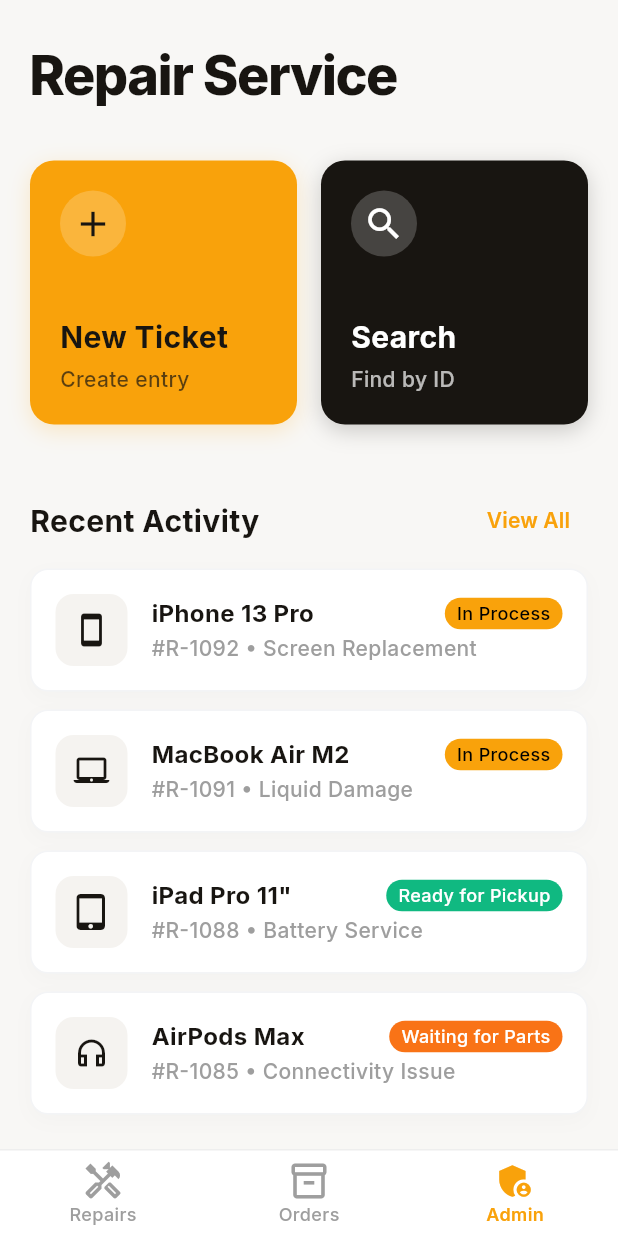
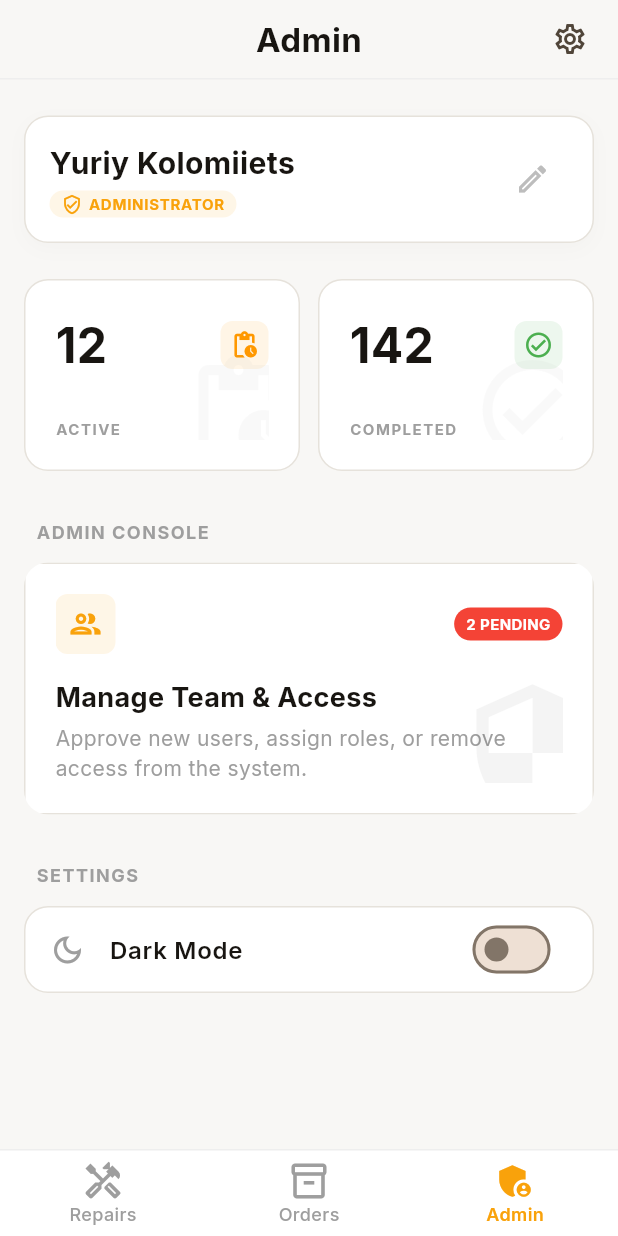
Before and after one commit to Gt710/lionstore-frontend, a Flutter app: the screen it shows after launch, item 3 of the bottom bar chosen, on a phone screen of 412 x 824 dp. Run offline on Flutter 3.47's test engine with Material 3 defaults, Android fonts, the phone set to English and light mode, and no system bars; our stand-ins replace google_fonts.

Commit message:
Add Admin Page and fix some design in dark theme

```diff
--- /dev/null
+++ b/lib/presentation/pages/admin_profile_page.dart
@@ -0,0 +1,413 @@
+import 'package:flutter/material.dart';
+import '../../core/theme/app_theme.dart';
+
+class AdminProfilePage extends StatelessWidget {
+  const AdminProfilePage({super.key});
+
+  @override
+  Widget build(BuildContext context) {
+    final isDark = Theme.of(context).brightness == Brightness.dark;
+
+    return Scaffold(
+      backgroundColor: isDark
+          ? AppColors.backgroundDark
+          : AppColors.backgroundLight,
+      body: SafeArea(
+        child: Column(
+          children: [
+            _buildAppBar(context, isDark),
+            Expanded(
+              child: SingleChildScrollView(
+                padding: const EdgeInsets.only(bottom: 24),
+                child: Column(
+                  children: [
+                    _buildProfileHeaderCard(isDark),
+                    _buildStatsGrid(isDark),
+                    _buildAdminConsoleCard(isDark),
+                    _buildSettingsSection(isDark),
+                  ],
+                ),
+              ),
+            ),
+          ],
+        ),
+      ),
+    );
+  }
+
+  Widget _buildAppBar(BuildContext context, bool isDark) {
+    return Container(
+      padding: const EdgeInsets.symmetric(horizontal: 8, vertical: 2),
+      decoration: BoxDecoration(
+        color: isDark
+            ? AppColors.backgroundDark.withValues(alpha: 0.95)
+            : AppColors.backgroundLight.withValues(alpha: 0.95),
+        border: Border(
+          bottom: BorderSide(
+            color: isDark
+                ? Colors.white.withValues(alpha: 0.05)
+                : Colors.grey[200]!,
+          ),
+        ),
+      ),
+      child: Stack(
+        alignment: Alignment.center,
+        children: [
+          const Text(
+            'Admin',
+            style: TextStyle(fontSize: 22, fontWeight: FontWeight.bold),
+          ),
+          Align(
+            alignment: Alignment.centerRight,
+            child: IconButton(
+              onPressed: () {},
+              icon: const Icon(Icons.settings_outlined),
+              style: IconButton.styleFrom(
+                highlightColor: isDark
+                    ? Colors.white.withValues(alpha: 0.1)
+                    : Colors.black.withValues(alpha: 0.05),
+              ),
+            ),
+          ),
+        ],
+      ),
+    );
+  }
+
+  Widget _buildProfileHeaderCard(bool isDark) {
+    return Padding(
+      padding: const EdgeInsets.symmetric(horizontal: 16, vertical: 24),
+      child: Container(
+        padding: const EdgeInsets.all(16),
+        decoration: BoxDecoration(
+          color: isDark ? AppColors.surfaceDark : AppColors.surfaceLight,
+          borderRadius: BorderRadius.circular(16),
+          border: Border.all(
+            color: isDark
+                ? Colors.white.withValues(alpha: 0.05)
+                : const Color(0xFFE6E2DB),
+          ),
+          boxShadow: [
+            if (!isDark)
+              BoxShadow(
+                color: Colors.black.withValues(alpha: 0.02),
+                blurRadius: 10,
+                offset: const Offset(0, 4),
+              ),
+          ],
+        ),
+        child: Row(
+          mainAxisAlignment: MainAxisAlignment.spaceBetween,
+          children: [
+            Column(
+              crossAxisAlignment: CrossAxisAlignment.start,
+              children: [
+                Text(
+                  'Yuriy Kolomiiets',
+                  style: TextStyle(
+                    fontSize: 20,
+                    fontWeight: FontWeight.bold,
+                    color: isDark ? AppColors.textDark : AppColors.textLight,
+                  ),
+                ),
+                const SizedBox(height: 4),
+                Container(
+                  padding: const EdgeInsets.symmetric(
+                    horizontal: 8,
+                    vertical: 2,
+                  ),
+                  decoration: BoxDecoration(
+                    color: AppColors.primary.withValues(alpha: 0.1),
+                    borderRadius: BorderRadius.circular(999),
+                  ),
+                  child: const Row(
+                    mainAxisSize: MainAxisSize.min,
+                    children: [
+                      Icon(
+                        Icons.verified_user_outlined,
+                        size: 14,
+                        color: AppColors.primary,
+                      ),
+                      SizedBox(width: 4),
+                      Text(
+                        'ADMINISTRATOR',
+                        style: TextStyle(
+                          color: AppColors.primary,
+                          fontSize: 10,
+                          fontWeight: FontWeight.bold,
+                          letterSpacing: 0.5,
+                        ),
+                      ),
+                    ],
+                  ),
+                ),
+              ],
+            ),
+            IconButton(
+              icon: Icon(Icons.edit_outlined, color: Colors.grey[400]),
+              onPressed: () {},
+            ),
+          ],
+        ),
+      ),
+    );
+  }
+
+  Widget _buildStatsGrid(bool isDark) {
+    return Padding(
+      padding: const EdgeInsets.symmetric(horizontal: 16),
+      child: Row(
+        children: [
+          Expanded(
+            child: _buildStatCard(
+              isDark,
+              count: '12',
+              label: 'ACTIVE',
+              icon: Icons.pending_actions,
+              iconColor: Colors.orange,
+              iconBg: Colors.orange.withValues(alpha: 0.1),
+            ),
+          ),
+          const SizedBox(width: 12),
+          Expanded(
+            child: _buildStatCard(
+              isDark,
+              count: '142',
+              label: 'COMPLETED',
+              icon: Icons.check_circle_outlined,
+              iconColor: Colors.green,
+              iconBg: Colors.green.withValues(alpha: 0.1),
+            ),
+          ),
+        ],
+      ),
+    );
+  }
+
+  Widget _buildStatCard(
+    bool isDark, {
+    required String count,
+    required String label,
+    required IconData icon,
+    required Color iconColor,
+    required Color iconBg,
+  }) {
+    return Container(
+      height: 128,
+      padding: const EdgeInsets.all(20),
+      decoration: BoxDecoration(
+        color: isDark ? AppColors.surfaceDark : AppColors.surfaceLight,
+        borderRadius: BorderRadius.circular(16),
+        border: Border.all(
+          color: isDark
+              ? Colors.white.withValues(alpha: 0.05)
+              : const Color(0xFFE6E2DB),
+        ),
+      ),
+      child: Stack(
+        children: [
+          Column(
+            crossAxisAlignment: CrossAxisAlignment.start,
+            mainAxisAlignment: MainAxisAlignment.spaceBetween,
+            children: [
+              Row(
+                mainAxisAlignment: MainAxisAlignment.spaceBetween,
+                children: [
+                  Text(
+                    count,
+                    style: TextStyle(
+                      fontSize: 32,
+                      fontWeight: FontWeight.bold,
+                      color: isDark ? AppColors.textDark : AppColors.textLight,
+                    ),
+                  ),
+                  Container(
+                    padding: const EdgeInsets.all(6),
+                    decoration: BoxDecoration(
+                      color: iconBg,
+                      borderRadius: BorderRadius.circular(8),
+                    ),
+                    child: Icon(icon, color: iconColor, size: 20),
+                  ),
+                ],
+              ),
+              Text(
+                label,
+                style: TextStyle(
+                  fontSize: 10,
+                  fontWeight: FontWeight.bold,
+                  color: Colors.grey[500],
+                  letterSpacing: 1,
+                ),
+              ),
+            ],
+          ),
+          Positioned(
+            right: -20,
+            bottom: -20,
+            child: Opacity(
+              opacity: 0.05,
+              child: Icon(icon, size: 80, color: Colors.grey),
+            ),
+          ),
+        ],
+      ),
+    );
+  }
+
+  Widget _buildAdminConsoleCard(bool isDark) {
+    return Padding(
+      padding: const EdgeInsets.fromLTRB(16, 32, 16, 0),
+      child: Column(
+        crossAxisAlignment: CrossAxisAlignment.start,
+        children: [
+          Padding(
+            padding: const EdgeInsets.only(left: 8, bottom: 12),
+            child: Text(
+              'ADMIN CONSOLE',
+              style: TextStyle(
+                fontSize: 12,
+                fontWeight: FontWeight.bold,
+                color: Colors.grey[500],
+                letterSpacing: 1,
+              ),
+            ),
+          ),
+          ClipRRect(
+            borderRadius: BorderRadius.circular(16),
+            child: Container(
+              padding: const EdgeInsets.all(20),
+              decoration: BoxDecoration(
+                color: isDark ? AppColors.surfaceDark : AppColors.surfaceLight,
+                border: Border.all(
+                  color: isDark
+                      ? Colors.white.withValues(alpha: 0.05)
+                      : const Color(0xFFE6E2DB),
+                ),
+              ),
+              child: Stack(
+                children: [
+                  Positioned(
+                    left: -20,
+                    top: -20,
+                    bottom: -20,
+                    child: Container(width: 4, color: AppColors.primary),
+                  ),
+                  Column(
+                    crossAxisAlignment: CrossAxisAlignment.start,
+                    children: [
+                      Row(
+                        mainAxisAlignment: MainAxisAlignment.spaceBetween,
+                        children: [
+                          Container(
+                            padding: const EdgeInsets.all(8),
+                            decoration: BoxDecoration(
+                              color: AppColors.primary.withValues(alpha: 0.1),
+                              borderRadius: BorderRadius.circular(8),
+                            ),
+                            child: const Icon(
+                              Icons.group_outlined,
+                              color: AppColors.primary,
+                            ),
+                          ),
+                          Container(
+                            padding: const EdgeInsets.symmetric(
+                              horizontal: 8,
+                              vertical: 4,
+                            ),
+                            decoration: BoxDecoration(
+                              color: Colors.red,
+                              borderRadius: BorderRadius.circular(999),
+                            ),
+                            child: const Text(
+                              '2 PENDING',
+                              style: TextStyle(
+                                color: Colors.white,
+                                fontSize: 10,
+                                fontWeight: FontWeight.bold,
+                              ),
+                            ),
+                          ),
+                        ],
+                      ),
+                      const SizedBox(height: 16),
+                      Text(
+                        'Manage Team & Access',
+                        style: TextStyle(
+                          fontSize: 18,
+                          fontWeight: FontWeight.bold,
+                          color: isDark
+                              ? AppColors.textDark
+                              : AppColors.textLight,
+                        ),
+                      ),
+                      const SizedBox(height: 4),
+                      Text(
+                        'Approve new users, assign roles, or remove access from the system.',
+                        style: TextStyle(fontSize: 14, color: Colors.grey[500]),
+                      ),
+                    ],
+                  ),
+                  Positioned(
+                    right: -30,
+                    bottom: -30,
+                    child: Opacity(
+                      opacity: 0.05,
+                      child: const Icon(Icons.security, size: 100),
+                    ),
+                  ),
+                ],
+              ),
+            ),
+          ),
+        ],
+      ),
+    );
+  }
+
+  Widget _buildSettingsSection(bool isDark) {
+    return Padding(
+      padding: const EdgeInsets.fromLTRB(16, 32, 16, 0),
+      child: Column(
+        crossAxisAlignment: CrossAxisAlignment.start,
+        children: [
+          Padding(
+            padding: const EdgeInsets.only(left: 8, bottom: 12),
+            child: Text(
+              'SETTINGS',
+              style: TextStyle(
+                fontSize: 12,
+                fontWeight: FontWeight.bold,
+                color: Colors.grey[500],
+                letterSpacing: 1,
+              ),
+            ),
+          ),
+          Container(
+            decoration: BoxDecoration(
+              color: isDark ? AppColors.surfaceDark : AppColors.surfaceLight,
+              borderRadius: BorderRadius.circular(16),
+              border: Border.all(
+                color: isDark
+                    ? Colors.white.withValues(alpha: 0.05)
+                    : const Color(0xFFE6E2DB),
+              ),
+            ),
+            child: ListTile(
+              leading: Icon(Icons.dark_mode_outlined, color: Colors.grey[500]),
+              title: const Text(
+                'Dark Mode',
+                style: TextStyle(fontWeight: FontWeight.w600),
+              ),
+              trailing: Switch(
+                value: isDark,
+                onChanged: (val) {},
+                activeThumbColor: AppColors.primary,
+              ),
+            ),
+          ),
+        ],
+      ),
+    );
+  }
+}
--- a/lib/presentation/pages/dashboard_page.dart
+++ b/lib/presentation/pages/dashboard_page.dart
@@ -4,6 +4,7 @@ import '../../domain/models/ticket.dart';
 import '../widgets/repair_tile.dart';
 import 'create_ticket_page.dart';
 import 'search_ticket_page.dart';
+import 'admin_profile_page.dart';
 
 class DashboardPage extends StatefulWidget {
   const DashboardPage({super.key});
@@ -68,7 +69,26 @@ class _DashboardPageState extends State<DashboardPage> {
     final isDark = Theme.of(context).brightness == Brightness.dark;
 
     return Scaffold(
-      body: SafeArea(
+      body: _buildBody(isDark),
+      bottomNavigationBar: _buildBottomNav(isDark),
+    );
+  }
+
+  Widget _buildBody(bool isDark) {
+    switch (_selectedIndex) {
+      case 0:
+        return _buildDashboardHome(isDark);
+      case 1:
+        return const Center(child: Text('Orders Screen (Coming Soon)'));
+      case 2:
+        return const AdminProfilePage();
+      default:
+        return _buildDashboardHome(isDark);
+    }
+  }
+
+  Widget _buildDashboardHome(bool isDark) {
+    return SafeArea(
       child: SingleChildScrollView(
         padding: const EdgeInsets.symmetric(horizontal: 20, vertical: 24),
         child: Column(
@@ -138,7 +158,12 @@ class _DashboardPageState extends State<DashboardPage> {
                   style: TextStyle(fontSize: 20, fontWeight: FontWeight.bold),
                 ),
                 TextButton(
-                    onPressed: () {},
+                  onPressed: () => Navigator.push(
+                    context,
+                    MaterialPageRoute(
+                      builder: (context) => const SearchTicketPage(),
+                    ),
+                  ),
                   child: const Text(
                     'View All',
                     style: TextStyle(
@@ -154,18 +179,15 @@ class _DashboardPageState extends State<DashboardPage> {
               shrinkWrap: true,
               physics: const NeverScrollableScrollPhysics(),
               itemCount: _recentTickets.length,
-                separatorBuilder: (context, index) =>
-                    const SizedBox(height: 12),
+              separatorBuilder: (context, index) => const SizedBox(height: 12),
               itemBuilder: (context, index) {
                 return RepairTile(ticket: _recentTickets[index]);
               },
             ),
-              const SizedBox(height: 80), // Space for bottom nav
+            const SizedBox(height: 20),
           ],
         ),
       ),
-      ),
-      bottomNavigationBar: _buildBottomNav(isDark),
     );
   }
 
--- a/lib/presentation/pages/search_ticket_page.dart
+++ b/lib/presentation/pages/search_ticket_page.dart
@@ -184,7 +184,7 @@ class _SearchTicketPageState extends State<SearchTicketPage> {
     return Container(
       decoration: BoxDecoration(
         color: isDark
-            ? const Color(0xFF1F2937)
+            ? AppColors.surfaceDark
             : Colors.white, // gray-800 or white
         borderRadius: BorderRadius.circular(12),
         border: Border.all(
@@ -249,7 +249,7 @@ class _SearchTicketPageState extends State<SearchTicketPage> {
       decoration: BoxDecoration(
         color: isActive
             ? AppColors.primary.withValues(alpha: 0.1)
-            : (isDark ? const Color(0xFF1F2937) : Colors.white),
+            : (isDark ? AppColors.surfaceDark : Colors.white),
         borderRadius: BorderRadius.circular(999),
         border: Border.all(
           color: isActive
@@ -308,7 +308,7 @@ class _SearchTicketPageState extends State<SearchTicketPage> {
           Container(
             padding: const EdgeInsets.all(24),
             decoration: BoxDecoration(
-              color: isDark ? const Color(0xFF1F2937) : const Color(0xFFF3F4F6),
+              color: isDark ? AppColors.surfaceDark : const Color(0xFFF3F4F6),
               shape: BoxShape.circle,
             ),
             child: Icon(Icons.search_off, size: 48, color: Colors.grey[400]),
--- a/lib/presentation/pages/ticket_details_page.dart
+++ b/lib/presentation/pages/ticket_details_page.dart
@@ -92,12 +92,7 @@ class TicketDetailsPage extends StatelessWidget {
     return Column(
       crossAxisAlignment: CrossAxisAlignment.start,
       children: [
-        Row(
-          mainAxisAlignment: MainAxisAlignment.spaceBetween,
-          crossAxisAlignment: CrossAxisAlignment.start,
-          children: [
-            Expanded(
-              child: Column(
+        Column(
           crossAxisAlignment: CrossAxisAlignment.start,
           children: [
             Text(
@@ -116,31 +111,6 @@ class TicketDetailsPage extends StatelessWidget {
                 color: isDark ? Colors.grey[400] : Colors.grey[500],
                 fontWeight: FontWeight.w500,
               ),
-                  ),
-                ],
-              ),
-            ),
-            Container(
-              width: 56,
-              height: 56,
-              decoration: BoxDecoration(
-                color: isDark ? AppColors.surfaceDark : Colors.white,
-                borderRadius: BorderRadius.circular(12),
-                border: Border.all(
-                  color: isDark
-                      ? Colors.white.withValues(alpha: 0.05)
-                      : const Color(0xFFF3F4F6),
-                ),
-                boxShadow: [
-                  if (!isDark)
-                    BoxShadow(
-                      color: Colors.black.withValues(alpha: 0.02),
-                      blurRadius: 10,
-                      offset: const Offset(0, 4),
-                    ),
-                ],
-              ),
-              child: Icon(ticket.icon, size: 28),
             ),
           ],
         ),
@@ -536,7 +506,7 @@ class TicketDetailsPage extends StatelessWidget {
     return Container(
       padding: const EdgeInsets.fromLTRB(16, 16, 16, 32),
       decoration: BoxDecoration(
-        color: isDark ? const Color(0xFF1F2937) : Colors.white,
+        color: isDark ? AppColors.surfaceDark : Colors.white,
         border: Border(
           top: BorderSide(
             color: isDark
--- a/lib/presentation/widgets/repair_tile.dart
+++ b/lib/presentation/widgets/repair_tile.dart
@@ -43,25 +43,6 @@ class RepairTile extends StatelessWidget {
           children: [
             Padding(
               padding: const EdgeInsets.all(16),
-              child: Row(
-                children: [
-                  Container(
-                    width: 48,
-                    height: 48,
-                    decoration: BoxDecoration(
-                      color: isDark
-                          ? Colors.white.withValues(alpha: 0.1)
-                          : const Color(0xFFF5F3F0),
-                      borderRadius: BorderRadius.circular(12),
-                    ),
-                    child: Icon(
-                      ticket.icon,
-                      color: isDark ? Colors.white : AppColors.textLight,
-                      size: 24,
-                    ),
-                  ),
-                  const SizedBox(width: 16),
-                  Expanded(
               child: Column(
                 crossAxisAlignment: CrossAxisAlignment.start,
                 children: [
@@ -70,11 +51,9 @@ class RepairTile extends StatelessWidget {
                     children: [
                       Expanded(
                         child: Text(
-                                showDetails
-                                    ? '#${ticket.id}'
-                                    : ticket.deviceName,
+                          ticket.deviceName,
                           style: const TextStyle(
-                                  fontSize: 16,
+                            fontSize: 18,
                             fontWeight: FontWeight.bold,
                           ),
                           overflow: TextOverflow.ellipsis,
@@ -83,20 +62,15 @@ class RepairTile extends StatelessWidget {
                       StatusBadge(status: ticket.status),
                     ],
                   ),
-                        const SizedBox(height: 2),
+                  const SizedBox(height: 4),
                   Text(
-                          showDetails
-                              ? ticket.deviceName
-                              : '#${ticket.id} • ${ticket.category}',
+                    '#${ticket.id} • ${ticket.category}',
                     style: TextStyle(
                       color: isDark ? Colors.grey[400] : Colors.grey[500],
                       fontSize: 14,
                       fontWeight: FontWeight.w500,
                     ),
                     overflow: TextOverflow.ellipsis,
-                        ),
-                      ],
-                    ),
                   ),
                 ],
               ),
```
Also changed, not shown: 1 other file. Lines whose indentation alone changed are shown as unchanged.
